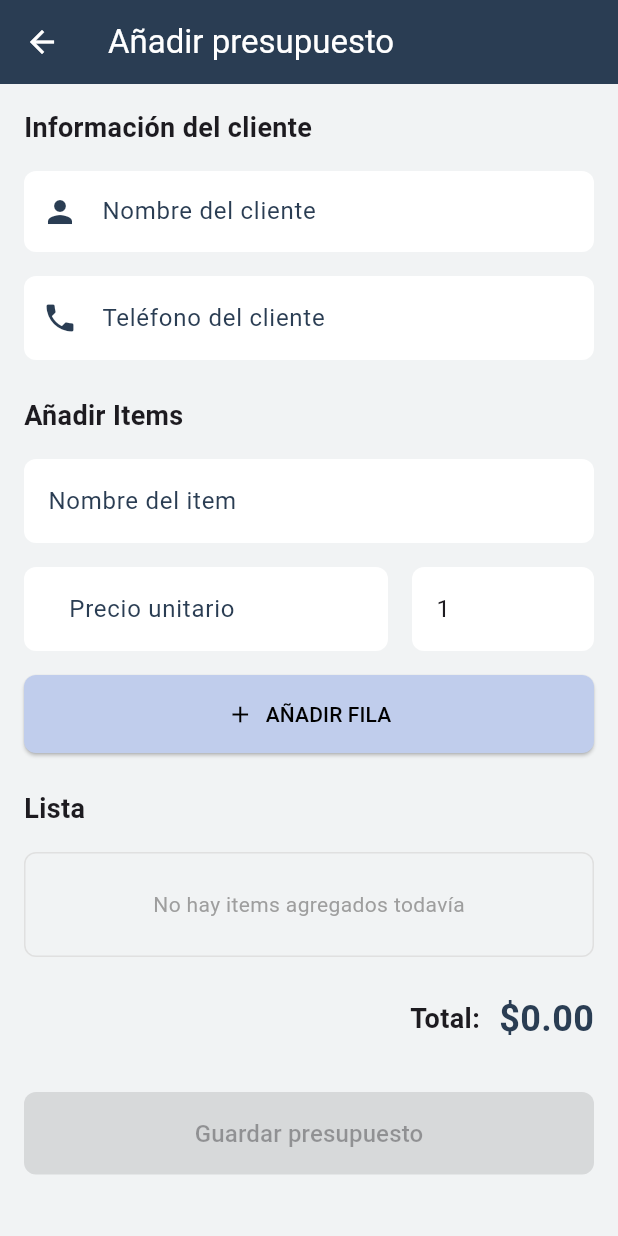
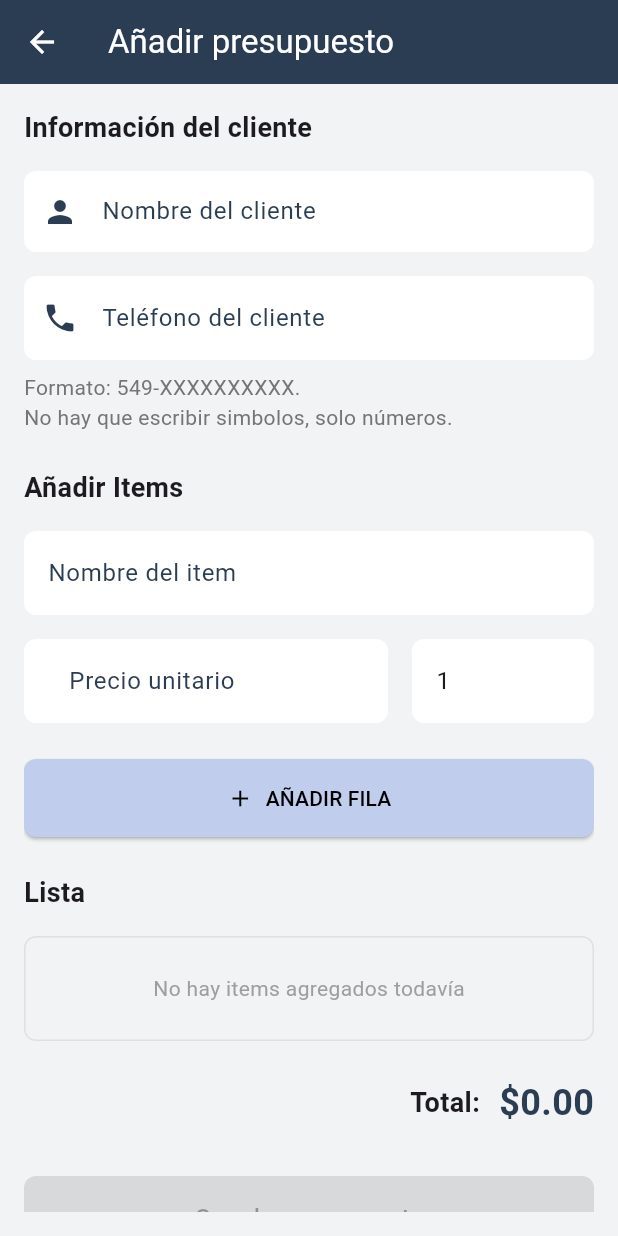
Before and after one commit to PereyraPaula/servicio_tecnico, a Flutter app: the screen it shows after launch, after a tap on "Agregar nuevo", on a phone screen of 412 x 824 dp. Run offline on Flutter 3.47's test engine with Material 3 defaults, Android fonts, the phone set to English and light mode, and no system bars; our stand-ins replace extended_masked_text, flutter_riverpod, shared_preferences.

```diff
--- a/lib/screen/BudgetFormScreen.dart
+++ b/lib/screen/BudgetFormScreen.dart
@@ -1,3 +1,4 @@
+import 'package:extended_masked_text/extended_masked_text.dart';
 import 'package:flutter/material.dart';
 import 'package:flutter_riverpod/flutter_riverpod.dart';
 import 'package:servicio_tecnico/classes/Budget.dart';
@@ -14,12 +15,13 @@ class BudgetFormScreen extends ConsumerStatefulWidget {
 class _BudgetFormScreenState extends ConsumerState<BudgetFormScreen> {
   final GlobalKey<FormState> _formKey = GlobalKey<FormState>();
   final _clientNameController = TextEditingController();
-  final _contactNumberController = TextEditingController();
+  final _contactNumberController = MaskedTextController(
+      mask: "000-0000000000"); // Formato con 549... de argentina
 
   // Controllers para los campos del item
   final _nameItemController = TextEditingController();
   final _unitPriceController = TextEditingController();
-  final _quantityController = TextEditingController(text: '1');
+  final _quantityController = TextEditingController(text: "1");
 
   Budget _currentBudget = Budget(
     clientName: '',
@@ -41,7 +43,7 @@ class _BudgetFormScreenState extends ConsumerState<BudgetFormScreen> {
       // Budget final con todos los datos
       final completedBudget = _currentBudget.copyWith(
         clientName: _clientNameController.text,
-        contactNumber: _contactNumberController.text,
+        contactNumber: _contactNumberController.text.replaceAll("-", ""),
       );
 
       // print("Presupuesto creado: ${completedBudget.toString()}");
@@ -120,7 +122,7 @@ class _BudgetFormScreenState extends ConsumerState<BudgetFormScreen> {
 
     _nameItemController.clear();
     _unitPriceController.clear();
-    _quantityController.text = "1.0";
+    _quantityController.text = "1";
   }
 
   void _removeItem(String itemId) {
@@ -169,6 +171,7 @@ class _BudgetFormScreenState extends ConsumerState<BudgetFormScreen> {
         ),
         const SizedBox(height: 16),
         TextFormField(
+          controller: _contactNumberController,
           decoration: InputDecoration(
               hintText: 'Teléfono del cliente',
               hintStyle: const TextStyle(
@@ -190,6 +193,11 @@ class _BudgetFormScreenState extends ConsumerState<BudgetFormScreen> {
                     const BorderSide(color: Color(0xFF2A3D53), width: 1.5),
               )),
           keyboardType: TextInputType.phone,
+        ),
+        const SizedBox(height: 8),
+        Text(
+          "Formato: 549-XXXXXXXXXX. \nNo hay que escribir simbolos, solo números.",
+          style: TextStyle(color: Colors.grey[600]),
         ),
       ],
     );
@@ -274,6 +282,7 @@ class _BudgetFormScreenState extends ConsumerState<BudgetFormScreen> {
             ),
           ],
         ),
+        const SizedBox(height: 8),
         const SizedBox(height: 16),
         SizedBox(
           width: double.infinity,
@@ -332,7 +341,7 @@ class _BudgetFormScreenState extends ConsumerState<BudgetFormScreen> {
                     return ListTile(
                       title: Text(item.description),
                       subtitle: Text(
-                          'Precio: \$${item.unitPrice} - Cantidad: ${item.quantity}'),
+                          'Precio: \$${item.unitPrice} \nCantidad: ${item.quantity}'),
                       trailing: Row(
                         mainAxisSize: MainAxisSize.min,
                         children: [
--- a/lib/screen/HomeScreen.dart
+++ b/lib/screen/HomeScreen.dart
@@ -2,6 +2,7 @@ import 'package:flutter/material.dart';
 import 'package:flutter_riverpod/flutter_riverpod.dart';
 import 'package:servicio_tecnico/classes/Budget.dart';
 import 'package:servicio_tecnico/components/Card.dart';
+import 'package:servicio_tecnico/components/ModalShare.dart';
 import 'package:servicio_tecnico/providers/budget_provider.dart';
 import 'package:servicio_tecnico/screen/BudgetFormScreen.dart';
 
@@ -16,6 +17,11 @@ class _BudgetFormScreenState extends ConsumerState<HomeScreen> {
   @override
   void initState() {
     super.initState();
+  }
+
+  void onShare() {
+    showModalBottomSheet(
+        context: context, builder: (ctx) => const ModalShare());
   }
 
   @override
@@ -67,10 +73,22 @@ class _BudgetFormScreenState extends ConsumerState<HomeScreen> {
                   style: TextStyle(fontSize: 18.0),
                 ),
                 Column(
-                  children: budgets.map((budget) {
+                  children: budgets.isEmpty
+                      ? [
+                          Padding(
+                            padding: const EdgeInsets.symmetric(vertical: 16),
+                            child: Center(
+                              child: Text(
+                                "No hay presupuestos",
+                                style: TextStyle(color: Colors.grey[600]),
+                              ),
+                            ),
+                          )
+                        ]
+                      : budgets.map((budget) {
                           return CardItem(
                             budget: budget,
-                      onShare: () {},
+                            onShare: onShare,
                             onDelete: () {
                               ref
                                   .read(budgetsProvider.notifier)
--- a/pubspec.yaml
+++ b/pubspec.yaml
@@ -19,6 +19,7 @@ dependencies:
   screenshot: ^3.0.0
   extended_masked_text: ^3.0.1
   flutter_riverpod: ^2.6.1
+  url_launcher: ^6.3.0
 
 
 dev_dependencies:
```
Also changed, not shown: lib/components/Card.dart (+22 -0 lines), lib/components/ModalShare.dart (added, +74 -0 lines), assets/images/whatsapp.png (added), pubspec.lock, 6 other files. Lines whose indentation alone changed are shown as unchanged.
